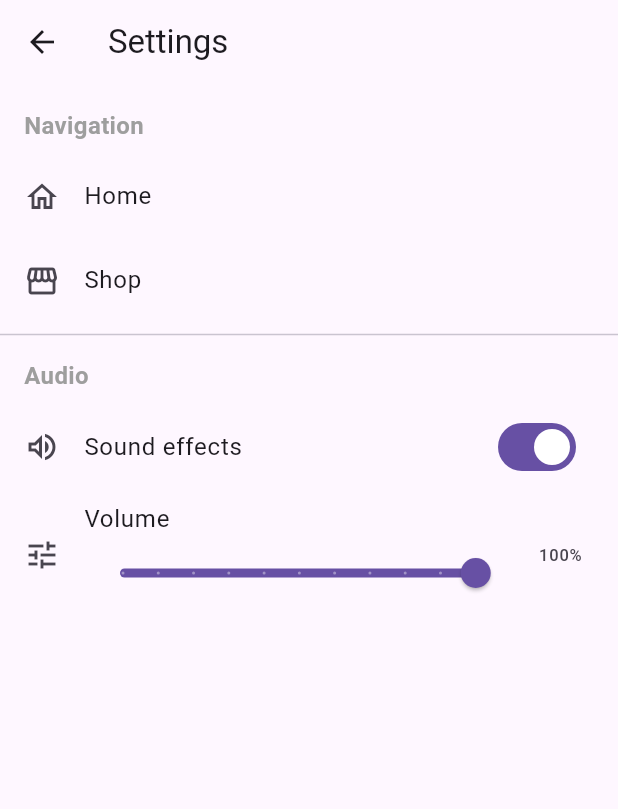
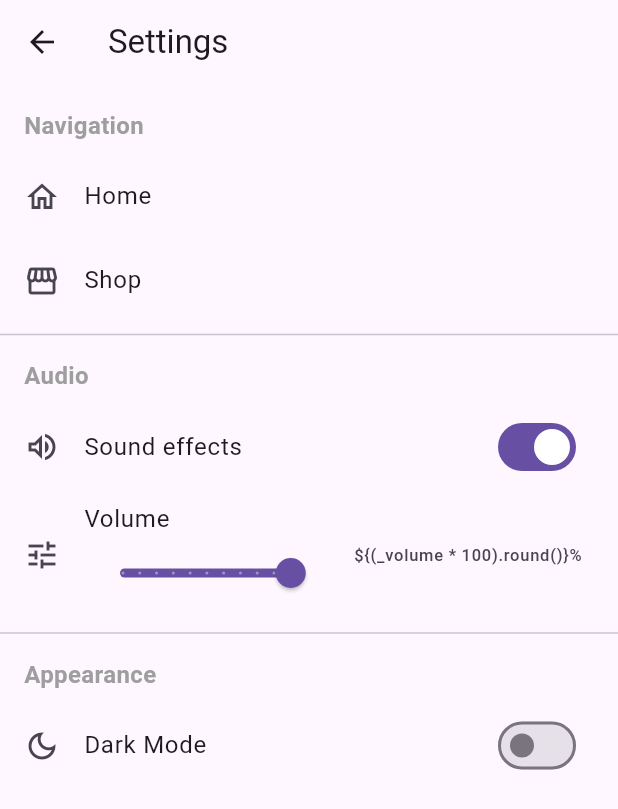
Before and after one commit to CSC-3380-Spring-2025/Team-15, a Flutter app: the SettingsPage screen opened directly, on a phone screen of 412 x 824 dp. Shown: the top 809 px of the screen. Run offline on Flutter 3.47's test engine with Material 3 defaults, Android fonts, the phone set to English and light mode, and no system bars; our stand-ins replace audioplayers, cloud_firestore, firebase_auth, firebase_core, shared_preferences, table_calendar; accounts and stored records are empty.

Commit message:
settings

```diff
--- a/fortis/lib/pages/pop_up_pages/settings.dart
+++ b/fortis/lib/pages/pop_up_pages/settings.dart
@@ -1,10 +1,11 @@
 import 'package:flutter/material.dart';
 import 'package:shared_preferences/shared_preferences.dart';
 
-/// Settings screen showing navigation shortcuts and audio controls.
+/// Settings screen showing navigation shortcuts, audio controls, and dark mode toggle.
 ///
 /// - Persists user choices with `shared_preferences`.
 /// - Allows enabling/disabling sound effects and adjusting volume (0–100 %).
+/// - Enables/disables dark mode.
 class SettingsPage extends StatefulWidget {
   const SettingsPage({super.key});
 
@@ -15,9 +16,11 @@ class SettingsPage extends StatefulWidget {
 class _SettingsPageState extends State<SettingsPage> {
   static const _kSoundOnKey = 'soundOn';
   static const _kVolumeKey = 'volume';
+  static const _kDarkModeKey = 'darkMode';
 
   bool _soundOn = true;
   double _volume = 1.0; // 0.0 → muted, 1.0 → max
+  bool _darkMode = false;
 
   @override
   void initState() {
@@ -30,6 +33,7 @@ class _SettingsPageState extends State<SettingsPage> {
     setState(() {
       _soundOn = prefs.getBool(_kSoundOnKey) ?? true;
       _volume = prefs.getDouble(_kVolumeKey) ?? 1.0;
+      _darkMode = prefs.getBool(_kDarkModeKey) ?? false;
     });
   }
 
@@ -43,6 +47,12 @@ class _SettingsPageState extends State<SettingsPage> {
     final prefs = await SharedPreferences.getInstance();
     await prefs.setDouble(_kVolumeKey, value);
     setState(() => _volume = value);
+  }
+
+  Future<void> _toggleDarkMode(bool value) async {
+    final prefs = await SharedPreferences.getInstance();
+    await prefs.setBool(_kDarkModeKey, value);
+    setState(() => _darkMode = value);
   }
 
   @override
@@ -86,10 +96,20 @@ class _SettingsPageState extends State<SettingsPage> {
               min: 0,
               max: 1,
               divisions: 10,
-              label: '${(_volume * 100).round()}%',
+              label: '\${(_volume * 100).round()}%',
               onChanged: _soundOn ? _changeVolume : null,
             ),
-            trailing: Text('${(_volume * 100).round()}%'),
+            trailing: Text('\${(_volume * 100).round()}%'),
+          ),
+          const Divider(),
+
+          // ── Appearance section ─────────────────────────────────────────────
+          const _SectionHeader('Appearance'),
+          SwitchListTile(
+            secondary: const Icon(Icons.dark_mode_outlined),
+            title: const Text('Dark Mode'),
+            value: _darkMode,
+            onChanged: _toggleDarkMode,
           ),
         ],
       ),
```
